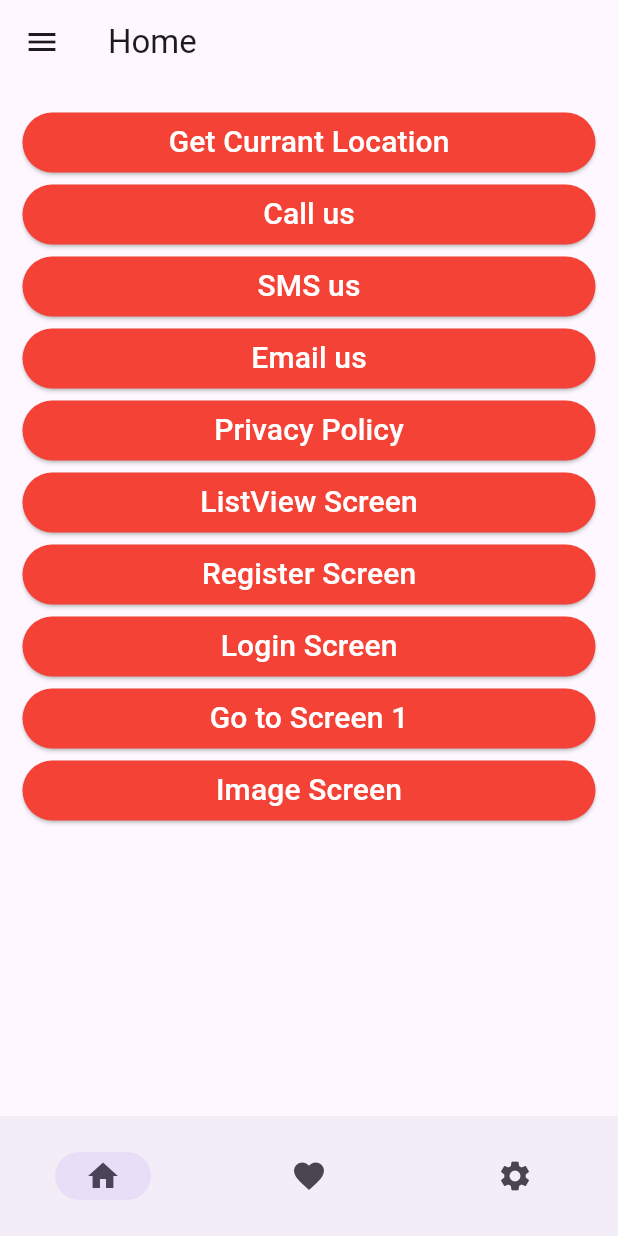
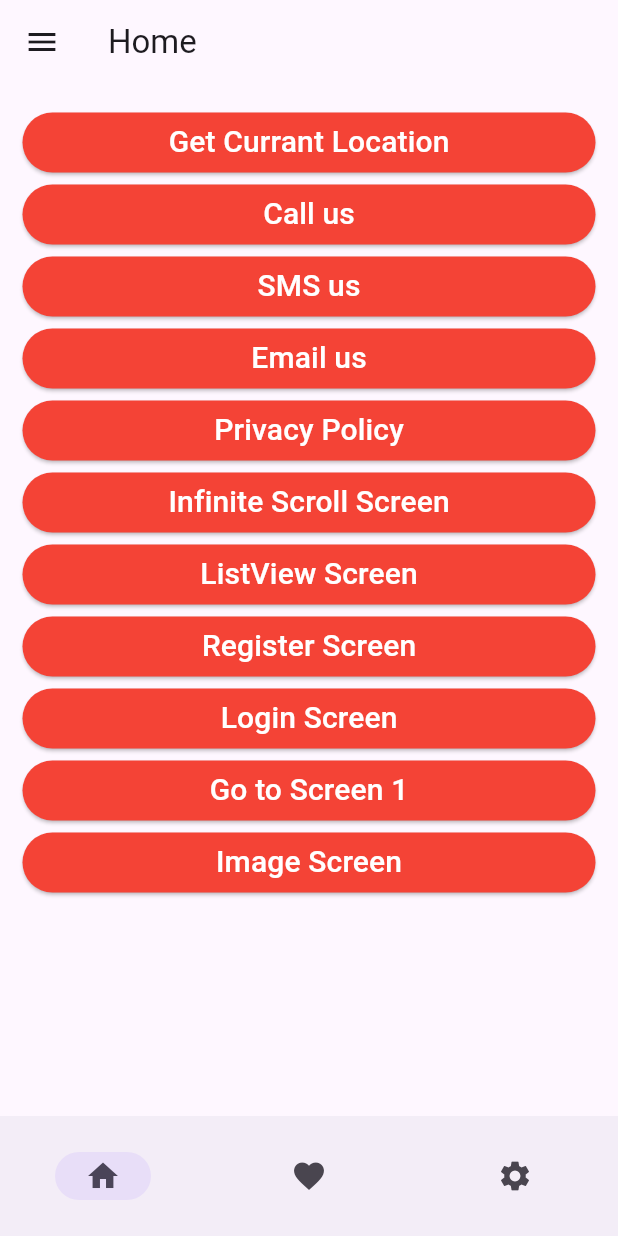
Before and after one commit to devatulparmar/march25batch6pm, a Flutter app: the screen it shows after launch, on a phone screen of 412 x 824 dp. Run offline on Flutter 3.47's test engine with Material 3 defaults, Android fonts, the phone set to English and light mode, and no system bars; our stand-ins replace bloc, cached_network_image, dio, flutter_bloc, image_picker, infinite_scroll_pagination and 3 more; missing offline and left inert: open_settings_plus.

Commit message:
infinite pagination and card widget

```diff
--- a/lib/home_screen.dart
+++ b/lib/home_screen.dart
@@ -358,6 +358,22 @@ class _HomeScreenState extends State<HomeScreen> {
                   ),
                   ElevatedButton(
                     onPressed: () {
+                      Navigator.pushNamed(
+                          context, routeListviewSeparatedScreen);
+                    },
+                    style: ElevatedButton.styleFrom(
+                      backgroundColor: Colors.red,
+                    ),
+                    child: const Text(
+                      "Infinite Scroll Screen",
+                      style: TextStyle(
+                        fontSize: 20,
+                        color: Colors.white,
+                      ),
+                    ),
+                  ),
+                  ElevatedButton(
+                    onPressed: () {
                       Navigator.pushNamed(context, routeListviewScreen);
                     },
                     style: ElevatedButton.styleFrom(
--- a/lib/utils/routes.dart
+++ b/lib/utils/routes.dart
@@ -2,6 +2,7 @@ import 'package:flutter_bloc/flutter_bloc.dart';
 import 'package:march25batch6pm/bottom_nav_screen.dart';
 import 'package:march25batch6pm/home_screen.dart';
 import 'package:march25batch6pm/listview_screen.dart';
+import 'package:march25batch6pm/listview_separated_screen.dart';
 import 'package:march25batch6pm/login/login_bloc.dart';
 import 'package:march25batch6pm/login_screen.dart';
 import 'package:march25batch6pm/register_screen.dart';
@@ -98,6 +99,9 @@ class MyRoutes {
       case routeListviewScreen:
         widget = const ListviewScreen();
         break;
+      case routeListviewSeparatedScreen:
+        widget = const ListviewSeparatedScreen();
+        break;
       case routeLoginScreen:
         widget = BlocProvider<LoginBloc>.value(
           value: _loginPageBloc,
--- a/lib/utils/routes_const.dart
+++ b/lib/utils/routes_const.dart
@@ -1,4 +1,3 @@
-
 const String routeHomeScreen = "routeHomeScreen";
 const String routeScreen1 = "routeScreen1";
 const String routeScreen2 = "routeScreen2";
@@ -8,3 +7,4 @@ const String routeScreen5 = "routeScreen5";
 const String routeLoginScreen = "routeLoginScreen";
 const String routeRegisterScreen = "RegisterScreen";
 const String routeListviewScreen = "ListviewScreen";
+const String routeListviewSeparatedScreen = "ListviewSeparatedScreen";
--- a/pubspec.yaml
+++ b/pubspec.yaml
@@ -47,6 +47,7 @@ dependencies:
   url_launcher: ^6.3.2
   location: ^8.0.1
   open_settings_plus: ^0.4.0
+  infinite_scroll_pagination: ^5.1.0
 
 dev_dependencies:
   flutter_test:
```
Also changed, not shown: lib/listview_separated_screen.dart (+71 -16 lines), pubspec.lock.
